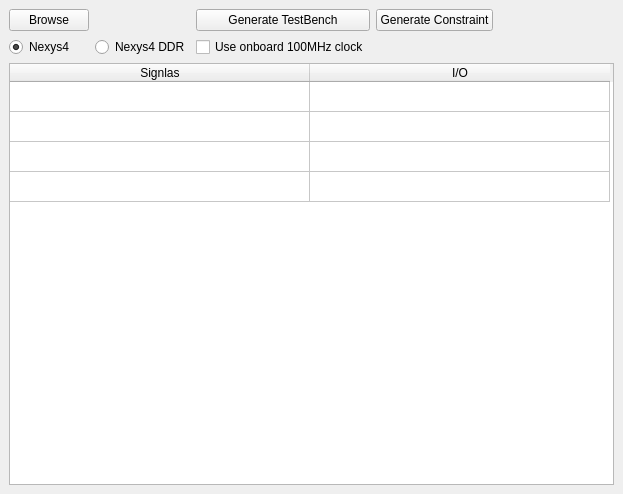
Above: misc/gui_design.ui from Fint0r/FPGA_Tools before the change. Below: the same form after it.
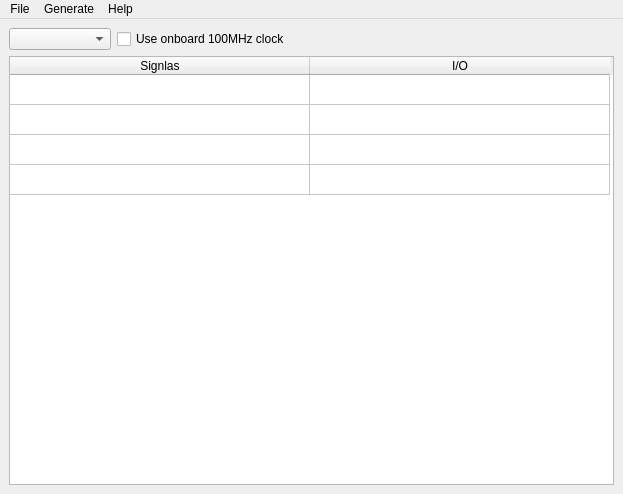
That is the form after the change.

Diff of the .ui file:
```diff
--- a/misc/gui_design.ui
+++ b/misc/gui_design.ui
@@ -15,31 +15,7 @@
   </property>
   <widget class="QWidget" name="centralwidget">
    <layout class="QGridLayout" name="gridLayout_2">
-    <item row="2" column="0" alignment="Qt::AlignLeft">
-     <widget class="QRadioButton" name="radioButton">
-      <property name="text">
-       <string>Nexys4</string>
-      </property>
-      <property name="checked">
-       <bool>true</bool>
-      </property>
-     </widget>
-    </item>
-    <item row="0" column="0" alignment="Qt::AlignLeft">
-     <widget class="QPushButton" name="pushButton_2">
-      <property name="text">
-       <string>Browse</string>
-      </property>
-     </widget>
-    </item>
-    <item row="2" column="1">
-     <widget class="QRadioButton" name="radioButton_2">
-      <property name="text">
-       <string>Nexys4 DDR</string>
-      </property>
-     </widget>
-    </item>
-    <item row="3" column="0" colspan="7">
+    <item row="2" column="0" colspan="5">
      <widget class="QTableWidget" name="tableWidget">
       <property name="sizePolicy">
        <sizepolicy hsizetype="Expanding" vsizetype="Expanding">
@@ -85,32 +61,75 @@
       </column>
      </widget>
     </item>
-    <item row="2" column="2">
+    <item row="1" column="1">
      <widget class="QCheckBox" name="checkBox">
       <property name="text">
        <string>Use onboard 100MHz clock</string>
       </property>
      </widget>
     </item>
-    <item row="0" column="2">
-     <widget class="QPushButton" name="pushButton">
-      <property name="text">
-       <string>Generate TestBench</string>
-      </property>
-     </widget>
-    </item>
-    <item row="0" column="3">
-     <widget class="QPushButton" name="pushButton_3">
-      <property name="autoFillBackground">
-       <bool>false</bool>
-      </property>
-      <property name="text">
-       <string>Generate Constraint</string>
-      </property>
-     </widget>
+    <item row="1" column="0">
+     <widget class="QComboBox" name="comboBox"/>
     </item>
    </layout>
   </widget>
+  <widget class="QMenuBar" name="menuBar">
+   <property name="geometry">
+    <rect>
+     <x>0</x>
+     <y>0</y>
+     <width>623</width>
+     <height>21</height>
+    </rect>
+   </property>
+   <widget class="QMenu" name="menuFile">
+    <property name="title">
+     <string>File</string>
+    </property>
+    <addaction name="actionBrowse"/>
+    <addaction name="actionGenerate_TestBench"/>
+   </widget>
+   <widget class="QMenu" name="menuHelp">
+    <property name="title">
+     <string>Help</string>
+    </property>
+   </widget>
+   <widget class="QMenu" name="menuGenerate">
+    <property name="title">
+     <string>Generate</string>
+    </property>
+    <addaction name="actionTestBench"/>
+    <addaction name="actionConstraint"/>
+   </widget>
+   <addaction name="menuFile"/>
+   <addaction name="menuGenerate"/>
+   <addaction name="menuHelp"/>
+  </widget>
+  <action name="actionBrowse">
+   <property name="text">
+    <string>Browse</string>
+   </property>
+  </action>
+  <action name="actionGenerate_TestBench">
+   <property name="text">
+    <string>Import Pinout</string>
+   </property>
+  </action>
+  <action name="actionGenerate_Constraint">
+   <property name="text">
+    <string>Generate Constraint</string>
+   </property>
+  </action>
+  <action name="actionTestBench">
+   <property name="text">
+    <string>TestBench</string>
+   </property>
+  </action>
+  <action name="actionConstraint">
+   <property name="text">
+    <string>Constraint</string>
+   </property>
+  </action>
  </widget>
  <resources/>
  <connections/>
```
